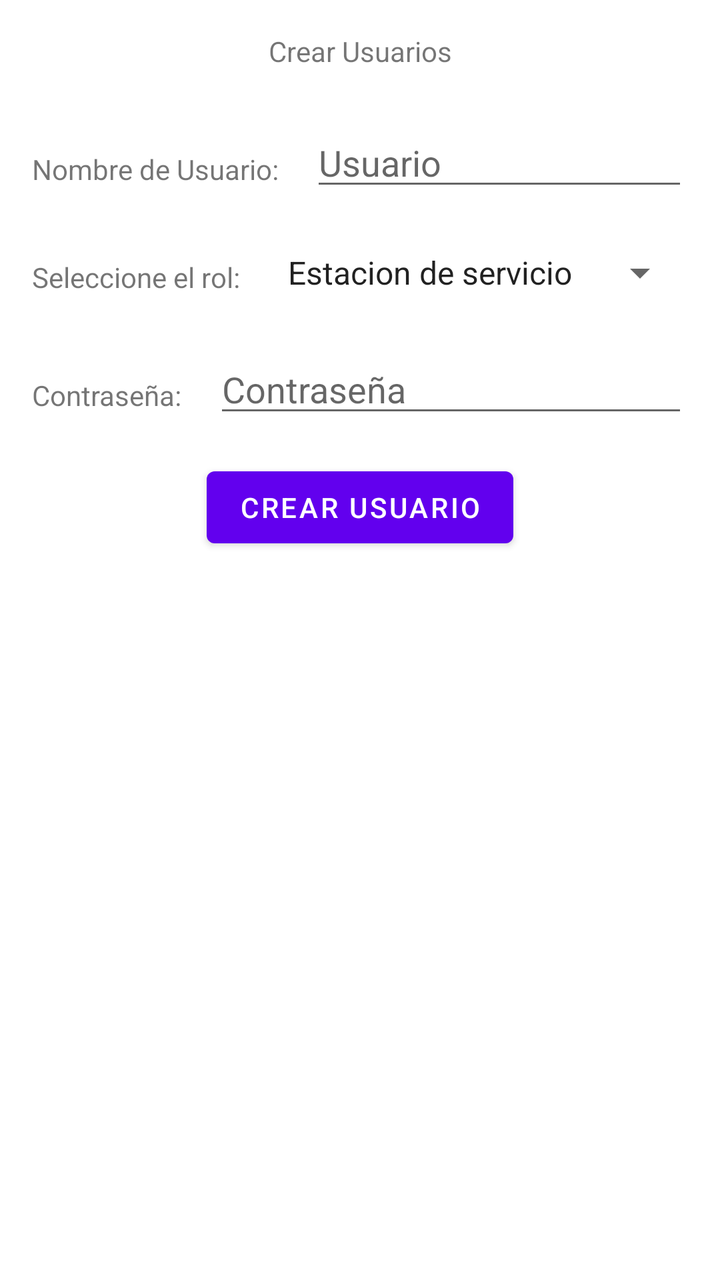
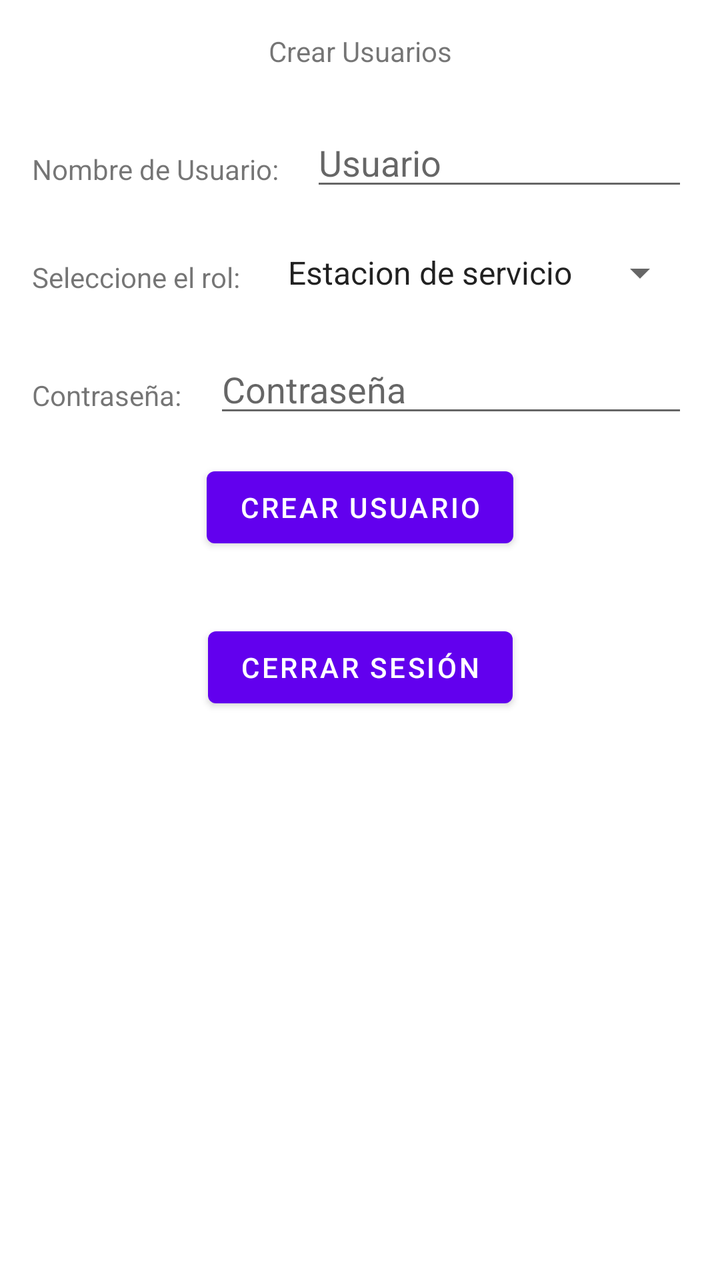

Compare the two renders of this Android layout. The source of the first and the diff that turns it into the second are given below.
<!-- AndroidManifest.xml: application theme Theme.PlataformaDeGestionDeCombustibles -->
<!-- res/layout/activity_create_users.xml -->
<?xml version="1.0" encoding="utf-8"?>
<androidx.constraintlayout.widget.ConstraintLayout
    xmlns:android="http://schemas.android.com/apk/res/android"
    xmlns:app="http://schemas.android.com/apk/res-auto"
    xmlns:tools="http://schemas.android.com/tools"
    android:id="@+id/main"
    android:layout_width="match_parent"
    android:layout_height="match_parent"
    tools:context=".ui.CreateUsersActivity">


    <TextView
        android:id="@+id/tituloCreate"
        android:layout_width="wrap_content"
        android:layout_height="wrap_content"
        android:layout_marginStart="16dp"
        android:layout_marginTop="16dp"
        android:layout_marginEnd="16dp"
        android:text="@string/tituloCreate"
        app:layout_constraintEnd_toEndOf="parent"
        app:layout_constraintStart_toStartOf="parent"
        app:layout_constraintTop_toTopOf="parent" />

    <TextView
        android:id="@+id/usuario"
        android:layout_width="wrap_content"
        android:layout_height="wrap_content"
        android:layout_marginStart="16dp"
        android:layout_marginTop="40dp"
        android:text="@string/usuario"
        app:layout_constraintStart_toStartOf="parent"
        app:layout_constraintTop_toBottomOf="@+id/tituloCreate" />

    <EditText
        android:id="@+id/textoUsuario"
        android:layout_width="0dp"
        android:layout_height="wrap_content"
        android:layout_marginStart="16dp"
        android:layout_marginTop="24dp"
        android:layout_marginEnd="16dp"
        android:ems="10"
        android:hint="@string/textoUsuario"
        android:inputType="text"
        app:layout_constraintEnd_toEndOf="parent"
        app:layout_constraintStart_toEndOf="@+id/usuario"
        app:layout_constraintTop_toBottomOf="@+id/tituloCreate" />

    <TextView
        android:id="@+id/rol"
        android:layout_width="wrap_content"
        android:layout_height="wrap_content"
        android:layout_marginStart="16dp"
        android:layout_marginTop="35dp"
        android:text="@string/rol"
        app:layout_constraintStart_toStartOf="parent"
        app:layout_constraintTop_toBottomOf="@+id/usuario" />

    <Spinner
        android:id="@+id/roles"
        android:layout_width="0dp"
        android:layout_height="wrap_content"
        android:layout_marginStart="16dp"
        android:layout_marginTop="24dp"
        android:layout_marginEnd="16dp"
        android:entries="@array/roles"
        app:layout_constraintEnd_toEndOf="parent"
        app:layout_constraintStart_toEndOf="@+id/rol"
        app:layout_constraintTop_toBottomOf="@+id/textoUsuario" />

    <TextView
        android:id="@+id/contraseña"
        android:layout_width="wrap_content"
        android:layout_height="wrap_content"
        android:layout_marginStart="16dp"
        android:layout_marginTop="40dp"
        android:text="@string/contraseña"
        app:layout_constraintStart_toStartOf="parent"
        app:layout_constraintTop_toBottomOf="@+id/rol" />

    <EditText
        android:id="@+id/textoContrasenia"
        android:layout_width="0dp"
        android:layout_height="wrap_content"
        android:layout_marginStart="16dp"
        android:layout_marginTop="24dp"
        android:layout_marginEnd="16dp"
        android:ems="10"
        android:inputType="textPassword"
        android:hint="@string/textoContrasenia"
        app:layout_constraintEnd_toEndOf="parent"
        app:layout_constraintStart_toEndOf="@+id/contraseña"
        app:layout_constraintTop_toBottomOf="@+id/roles" />

    <Button
        android:id="@+id/btnCrear"
        android:layout_width="wrap_content"
        android:layout_height="wrap_content"
        android:layout_marginStart="16dp"
        android:layout_marginTop="16dp"
        android:layout_marginEnd="16dp"
        android:text="@string/btnCrear"
        android:onClick="onCreateUser"
        app:layout_constraintEnd_toEndOf="parent"
        app:layout_constraintStart_toStartOf="parent"
        app:layout_constraintTop_toBottomOf="@+id/textoContrasenia" />
</androidx.constraintlayout.widget.ConstraintLayout>
<!-- resources referenced by this layout -->
<resources>
  <string-array name="roles">
          <item>Estacion de servicio</item>
          <item>Distribuidor mayorista</item>
          <item>Autoridad reguladora</item>
          <item>Administrador de reglas</item>
      </string-array>
  <string name="btnCrear">Crear Usuario</string>
  <string name="rol">Seleccione el rol: </string>
  <string name="textoContrasenia">Contraseña</string>
  <string name="textoUsuario">Usuario</string>
  <string name="tituloCreate">Crear Usuarios</string>
  <string name="usuario">Nombre de Usuario: </string>
  <style name="Theme.PlataformaDeGestionDeCombustibles" parent="Theme.MaterialComponents.DayNight.DarkActionBar">
          
          <item name="colorPrimary">@color/purple_500</item>
          <item name="colorPrimaryVariant">@color/purple_700</item>
          <item name="colorOnPrimary">@color/white</item>
          
          <item name="colorSecondary">@color/teal_200</item>
          <item name="colorSecondaryVariant">@color/teal_700</item>
          <item name="colorOnSecondary">@color/black</item>
          
          <item name="android:statusBarColor">?attr/colorPrimaryVariant</item>
          
      </style>
  <color name="purple_500">#FF6200EE</color>
  <color name="purple_700">#FF3700B3</color>
  <color name="white">#FFFFFFFF</color>
  <color name="teal_200">#FF03DAC5</color>
  <color name="teal_700">#FF018786</color>
  <color name="black">#FF000000</color>
</resources>

<!-- the commit's change to res/layout/activity_create_users.xml (unified diff, before → after) -->
@@ -103,4 +103,17 @@
         app:layout_constraintEnd_toEndOf="parent"
         app:layout_constraintStart_toStartOf="parent"
         app:layout_constraintTop_toBottomOf="@+id/textoContrasenia" />
+
+    <Button
+        android:id="@+id/btnCerrarSesion"
+        android:layout_width="wrap_content"
+        android:layout_height="wrap_content"
+        android:layout_marginStart="16dp"
+        android:layout_marginTop="32dp"
+        android:layout_marginEnd="16dp"
+        android:text="@string/btnCerrarSesion"
+        android:onClick="onLogOut"
+        app:layout_constraintEnd_toEndOf="parent"
+        app:layout_constraintStart_toStartOf="parent"
+        app:layout_constraintTop_toBottomOf="@+id/btnCrear" />
 </androidx.constraintlayout.widget.ConstraintLayout>
<!-- resource entries referenced after the edit -->
@@ -6,13 +6,14 @@
           <item>Autoridad reguladora</item>
           <item>Administrador de reglas</item>
       </string-array>
+  <string name="btnCerrarSesion">Cerrar Sesión</string>
   <string name="btnCrear">Crear Usuario</string>
   <string name="rol">Seleccione el rol: </string>
   <string name="textoContrasenia">Contraseña</string>
   <string name="textoUsuario">Usuario</string>
   <string name="tituloCreate">Crear Usuarios</string>
   <string name="usuario">Nombre de Usuario: </string>
-  <style name="Theme.PlataformaDeGestionDeCombustibles" parent="Theme.MaterialComponents.DayNight.DarkActionBar">
+  <style name="Theme.PlataformaDeGestionDeCombustibles" parent="Theme.MaterialComponents.DayNight.NoActionBar">
           
           <item name="colorPrimary">@color/purple_500</item>
           <item name="colorPrimaryVariant">@color/purple_700</item>
